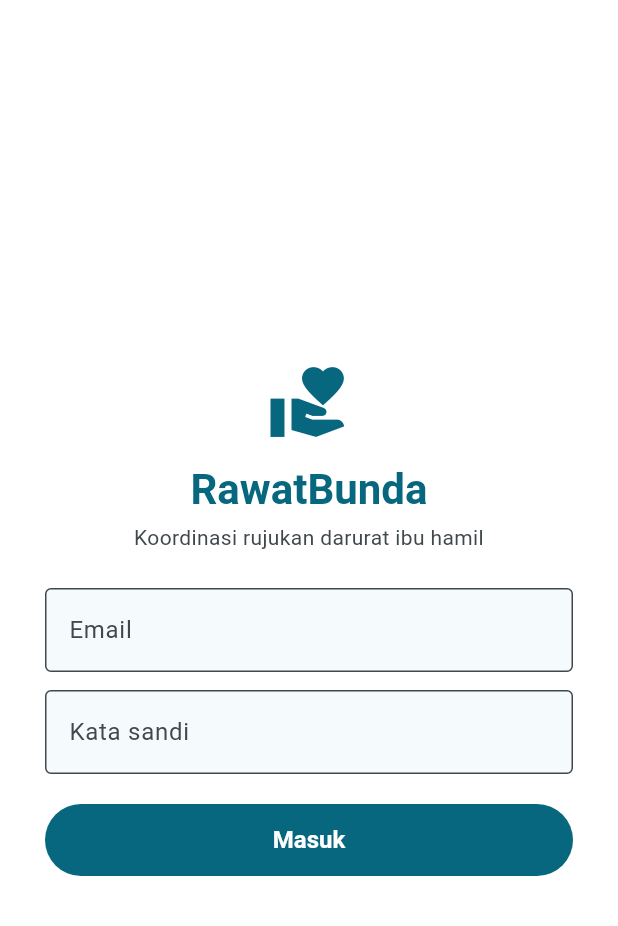
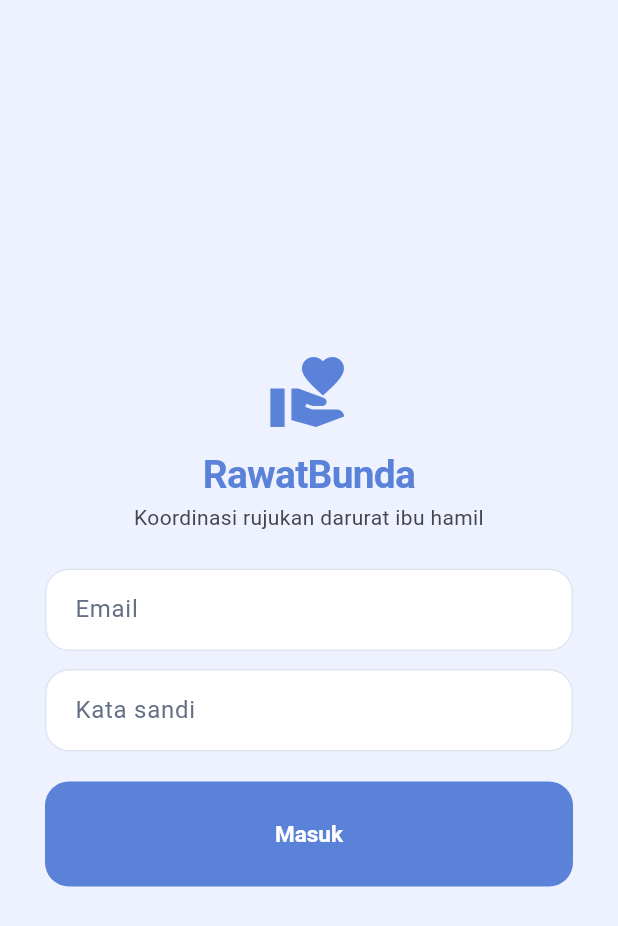
Before and after one commit to Tunggu-Kita-Tahun-Depan/rawatbunda, a Flutter app: the screen it shows after launch, on a phone screen of 412 x 824 dp. Shown: the top 926 px of the screen. Run offline on Flutter 3.47's test engine with Material 3 defaults, Android fonts, the phone set to English and light mode, and no system bars; our stand-ins replace go_router, supabase_flutter; accounts and stored records are empty.

Commit message:
feat(ui): add RawatBunda design system and shared components

```diff
--- a/lib/core/theme/app_theme.dart
+++ b/lib/core/theme/app_theme.dart
@@ -1,51 +1,174 @@
 import 'package:flutter/material.dart';
 
-/// Central app theme — "Accessible & Ethical" healthcare style:
-/// calm cyan-teal, high contrast, generous touch targets, no decoration
-/// that competes with clinical content. Red is reserved for safety flags.
+/// Shared RawatBunda visual language.
+///
+/// The calm blue canvas and rounded white surfaces are inspired by the
+/// supplied health-app reference. Lime is used only for selection and visual
+/// emphasis; red remains reserved for clinical danger and failures.
 abstract final class AppTheme {
-  static const Color seedColor = Color(0xFF0891B2); // calm clinical cyan
+  static const Color canvas = Color(0xFFEEF2FF);
+  static const Color surface = Color(0xFFFFFFFF);
+  static const Color primary = Color(0xFF5B82D9);
+  static const Color primaryDark = Color(0xFF315EAD);
+  static const Color primarySoft = Color(0xFFDDE8FC);
+  static const Color accentLime = Color(0xFFEFF574);
+  static const Color ink = Color(0xFF101828);
+  static const Color mutedInk = Color(0xFF667085);
+  static const Color border = Color(0xFFDDE4F0);
+  static const Color danger = Color(0xFFC62828);
+  static const Color success = Color(0xFF18794E);
 
   static ThemeData get light {
-    final scheme = ColorScheme.fromSeed(seedColor: seedColor);
+    final scheme =
+        ColorScheme.fromSeed(
+          seedColor: primary,
+          brightness: Brightness.light,
+          surface: surface,
+        ).copyWith(
+          primary: primary,
+          onPrimary: Colors.white,
+          primaryContainer: primarySoft,
+          onPrimaryContainer: primaryDark,
+          secondary: primaryDark,
+          tertiary: accentLime,
+          onTertiary: ink,
+          surface: surface,
+          onSurface: ink,
+          error: danger,
+          outline: border,
+          outlineVariant: border,
+        );
+
+    const baseTextTheme = TextTheme(
+      headlineLarge: TextStyle(
+        fontSize: 30,
+        height: 1.12,
+        fontWeight: FontWeight.w800,
+        letterSpacing: -0.8,
+      ),
+      headlineMedium: TextStyle(
+        fontSize: 26,
+        height: 1.15,
+        fontWeight: FontWeight.w800,
+        letterSpacing: -0.5,
+      ),
+      headlineSmall: TextStyle(
+        fontSize: 22,
+        height: 1.2,
+        fontWeight: FontWeight.w800,
+        letterSpacing: -0.25,
+      ),
+      titleLarge: TextStyle(fontSize: 20, fontWeight: FontWeight.w700),
+      titleMedium: TextStyle(fontSize: 17, fontWeight: FontWeight.w700),
+      titleSmall: TextStyle(fontSize: 15, fontWeight: FontWeight.w700),
+      bodyLarge: TextStyle(fontSize: 16, height: 1.45),
+      bodyMedium: TextStyle(fontSize: 14, height: 1.45),
+      bodySmall: TextStyle(fontSize: 12, height: 1.4),
+      labelLarge: TextStyle(fontSize: 15, fontWeight: FontWeight.w700),
+      labelMedium: TextStyle(fontSize: 13, fontWeight: FontWeight.w700),
+    );
+
     return ThemeData(
       colorScheme: scheme,
       useMaterial3: true,
-      scaffoldBackgroundColor: scheme.surfaceContainerLowest,
-      appBarTheme: AppBarTheme(
-        backgroundColor: scheme.surface,
-        foregroundColor: scheme.onSurface,
+      scaffoldBackgroundColor: canvas,
+      textTheme: baseTextTheme.apply(bodyColor: ink, displayColor: ink),
+      appBarTheme: const AppBarTheme(
+        backgroundColor: Colors.transparent,
+        foregroundColor: ink,
         elevation: 0,
-        scrolledUnderElevation: 1,
+        scrolledUnderElevation: 0,
+        centerTitle: false,
       ),
       cardTheme: CardThemeData(
         elevation: 0,
+        margin: EdgeInsets.zero,
+        color: surface,
+        shadowColor: primary.withValues(alpha: 0.10),
         shape: RoundedRectangleBorder(
-          borderRadius: BorderRadius.circular(12),
-          side: BorderSide(color: scheme.outlineVariant),
+          borderRadius: BorderRadius.circular(22),
+          side: const BorderSide(color: border),
         ),
-        color: scheme.surface,
       ),
       inputDecorationTheme: InputDecorationTheme(
-        border: const OutlineInputBorder(),
         filled: true,
-        fillColor: scheme.surface,
+        fillColor: surface,
+        contentPadding: const EdgeInsets.symmetric(
+          horizontal: 16,
+          vertical: 16,
+        ),
+        labelStyle: const TextStyle(color: mutedInk),
+        hintStyle: const TextStyle(color: mutedInk),
+        border: OutlineInputBorder(
+          borderRadius: BorderRadius.circular(16),
+          borderSide: const BorderSide(color: border),
+        ),
+        enabledBorder: OutlineInputBorder(
+          borderRadius: BorderRadius.circular(16),
+          borderSide: const BorderSide(color: border),
+        ),
+        focusedBorder: OutlineInputBorder(
+          borderRadius: BorderRadius.circular(16),
+          borderSide: const BorderSide(color: primary, width: 2),
+        ),
+        errorBorder: OutlineInputBorder(
+          borderRadius: BorderRadius.circular(16),
+          borderSide: const BorderSide(color: danger),
+        ),
       ),
       filledButtonTheme: FilledButtonThemeData(
         style: FilledButton.styleFrom(
-          minimumSize: const Size(48, 48),
-          textStyle: const TextStyle(fontSize: 16, fontWeight: FontWeight.w600),
+          minimumSize: const Size(48, 54),
+          padding: const EdgeInsets.symmetric(horizontal: 20, vertical: 14),
+          shape: RoundedRectangleBorder(
+            borderRadius: BorderRadius.circular(16),
+          ),
+          textStyle: const TextStyle(fontSize: 15, fontWeight: FontWeight.w700),
         ),
       ),
       outlinedButtonTheme: OutlinedButtonThemeData(
         style: OutlinedButton.styleFrom(
-          minimumSize: const Size(48, 48),
-          textStyle: const TextStyle(fontSize: 16, fontWeight: FontWeight.w600),
+          minimumSize: const Size(48, 54),
+          padding: const EdgeInsets.symmetric(horizontal: 20, vertical: 14),
+          side: const BorderSide(color: border),
+          shape: RoundedRectangleBorder(
+            borderRadius: BorderRadius.circular(16),
+          ),
+          textStyle: const TextStyle(fontSize: 15, fontWeight: FontWeight.w700),
         ),
       ),
-      chipTheme: const ChipThemeData(
-        labelStyle: TextStyle(fontSize: 14),
+      chipTheme: ChipThemeData(
+        shape: RoundedRectangleBorder(borderRadius: BorderRadius.circular(999)),
+        side: const BorderSide(color: border),
+        labelStyle: const TextStyle(fontSize: 13, fontWeight: FontWeight.w600),
+        padding: const EdgeInsets.symmetric(horizontal: 8, vertical: 6),
       ),
+      navigationBarTheme: NavigationBarThemeData(
+        height: 70,
+        elevation: 0,
+        backgroundColor: Colors.transparent,
+        indicatorColor: primarySoft,
+        labelTextStyle: WidgetStateProperty.resolveWith(
+          (states) => TextStyle(
+            color: states.contains(WidgetState.selected)
+                ? primaryDark
+                : mutedInk,
+            fontSize: 12,
+            fontWeight: states.contains(WidgetState.selected)
+                ? FontWeight.w700
+                : FontWeight.w600,
+          ),
+        ),
+        iconTheme: WidgetStateProperty.resolveWith(
+          (states) => IconThemeData(
+            color: states.contains(WidgetState.selected)
+                ? primaryDark
+                : mutedInk,
+          ),
+        ),
+      ),
+      dividerTheme: const DividerThemeData(color: border, thickness: 1),
+      progressIndicatorTheme: const ProgressIndicatorThemeData(color: primary),
     );
   }
 }
```
Also changed, not shown: lib/shared/widgets/rawat_bunda_components.dart (added, +313 -0 lines), lib/shared/widgets/safety_flag_banner.dart (+50 -15 lines).
